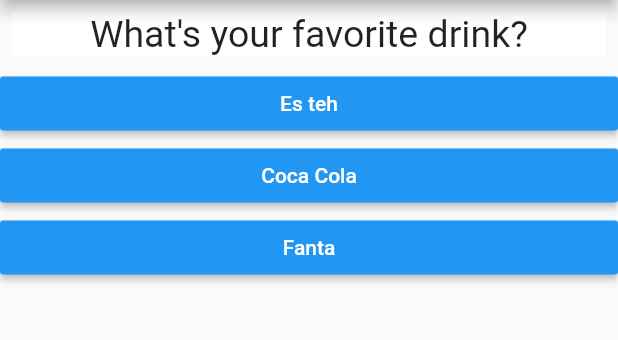
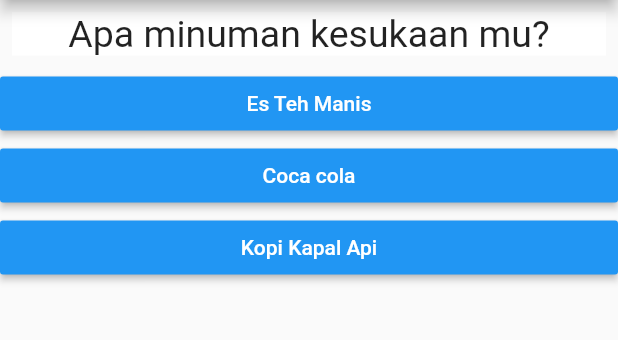
Before and after one commit to codebyfrosty/quiz_bkd, a Flutter app: the screen it shows after launch, after a tap on "Magelangan", on a phone screen of 412 x 824 dp, the part 84-424 px from its top. Run offline on Flutter 3.47's test engine with Material 2 defaults, Android fonts, the phone set to English and light mode, and no system bars.

Commit message:
Finished module 1

```diff
--- a/lib/answer.dart
+++ b/lib/answer.dart
@@ -15,7 +15,7 @@
         color: Colors.blue,
         textColor: Colors.white,
         child: Text(ansChoice),
-        onPressed: questioncounter,
+        onPressed: questioncounter
       ),
     );
   }
--- a/lib/main.dart
+++ b/lib/main.dart
@@ -1,7 +1,7 @@
 import 'package:flutter/material.dart';
+import 'package:flutter_complete_guide/result.dart';
 
-import './question.dart';
-import './answer.dart';
+import './quiz.dart';
 
 void main() {
   runApp(MyApp());
@@ -18,13 +18,54 @@
 }
 
 class MyAppState extends State<MyApp> {
+  void resetQuiz() {
+    setState(() {
+      questionIndex = 0;
+      totalscore = 0;
+    });
+  }
+
+  final questions = const [
+    {
+      'questionText': 'Apa makanan kesukaan mu?',
+      'answers': [
+        {'text': 'Magelangan', 'score': 1},
+        {'text': 'Nasi Tumpang', 'score': 2},
+        {'text': 'Ayam Goreng', 'score': 3}
+      ],
+    },
+    {
+      'questionText': 'Apa minuman kesukaan mu?',
+      'answers': [
+        {'text': 'Es Teh Manis', 'score': 1},
+        {'text': 'Coca cola', 'score': 2},
+        {'text': 'Kopi Kapal Api', 'score': 3}
+      ],
+    },
+    {
+      'questionText': 'Apa hobi mu?',
+      'answers': [
+        {'text': 'Main Game', 'score': 1},
+        {'text': 'Main Futsal', 'score': 2},
+        {'text': 'Jalan-jalan', 'score': 3}
+      ],
+    },
+  ];
+
   var questionIndex = 0;
-  var count = 0;
-  void answerQuestion() {
+  var totalscore = 0;
+  // var count = 0;
+  void _answerQuestion(int score) {
+    totalscore = totalscore + score;
+    // totalscore += score;
+
+    if (questionIndex < questions.length) {
+      print('We have more questions!');
+    }
 
     setState(() {
-      count = count + 1;
-      questionIndex = count % 3;
+      // count = count + 1;
+      questionIndex = questionIndex + 1;
     });
 
     // print('Answer Chonsen!');
@@ -33,34 +74,14 @@
 
   @override
   Widget build(BuildContext context) {
-    var questions = [
-      {
-        'questionText': 'What\'s your favorite food?',
-        'answers': ['Magelangan', 'Nasi Tumpang', 'Ayam Goreng'],
-      },
-      {
-        'questionText': 'What\'s your favorite drink?',
-        'answers': ['Es teh', 'Coca Cola', 'Fanta'],
-      },
-      {
-        'questionText': 'What\'s your zodiac sign',
-        'answers': ['Cancer', 'Taurus', 'Leo'],
-      },
-    ];
     return MaterialApp(
       home: Scaffold(
         appBar: AppBar(
           title: Text('Quiz App'),
         ),
-        body: Column(
-          children: [
-            Question(questions[questionIndex]['questionText']
-            ),
-            ...(questions[questionIndex]['answers'] as List<String>).map((answer) {
-              return Answer(answer, answerQuestion);
-            }).toList()
-          ],
-        ),
+        body: questionIndex < questions.length
+            ? Quiz(questions, _answerQuestion, questionIndex)
+            : Result(totalscore, resetQuiz),
       ),
     );
   }
--- /dev/null
+++ b/lib/quiz.dart
@@ -0,0 +1,27 @@
+import 'package:flutter/material.dart';
+
+import './question.dart';
+import './answer.dart';
+
+class Quiz extends StatelessWidget {
+  // const Quiz({ Key? key }) : super(key: key);
+  final List<Map<String, Object>> questions;
+  final Function answerQuestion;
+  final int questionIndex;
+
+  Quiz(this.questions, this.answerQuestion, this.questionIndex);
+
+  @override
+  Widget build(BuildContext context) {
+    return Column(
+      children: [
+        Question(questions[questionIndex]['questionText'] as String
+        ),
+        ...(questions[questionIndex]['answers'] as List<Map<String, Object>>)
+            .map((answer) {
+          return Answer(answer['text'],() => answerQuestion(answer['score']));
+        }).toList()
+      ],
+    );
+  }
+}
```
Also changed, not shown: lib/result.dart (added, +35 -0 lines).
